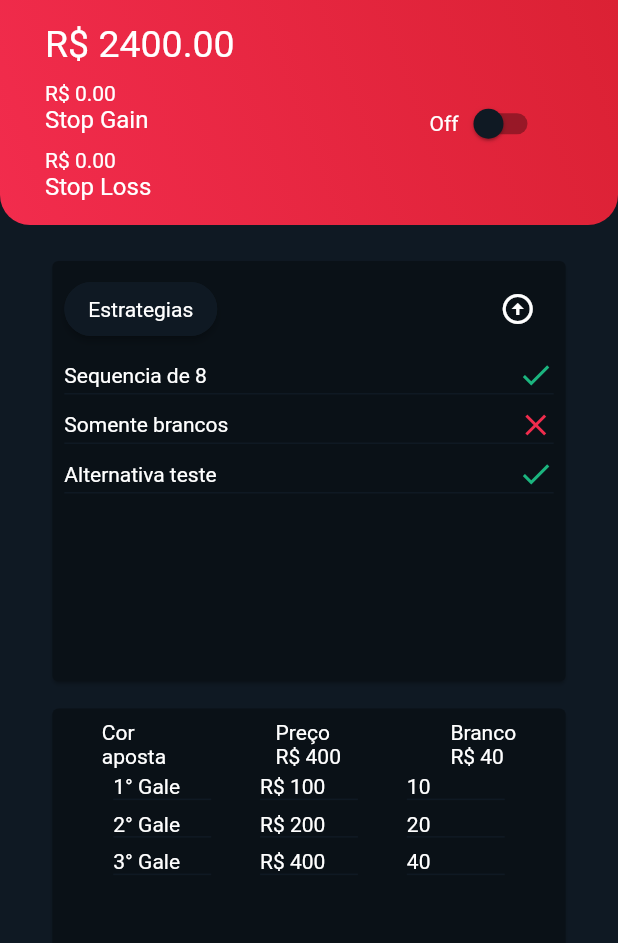
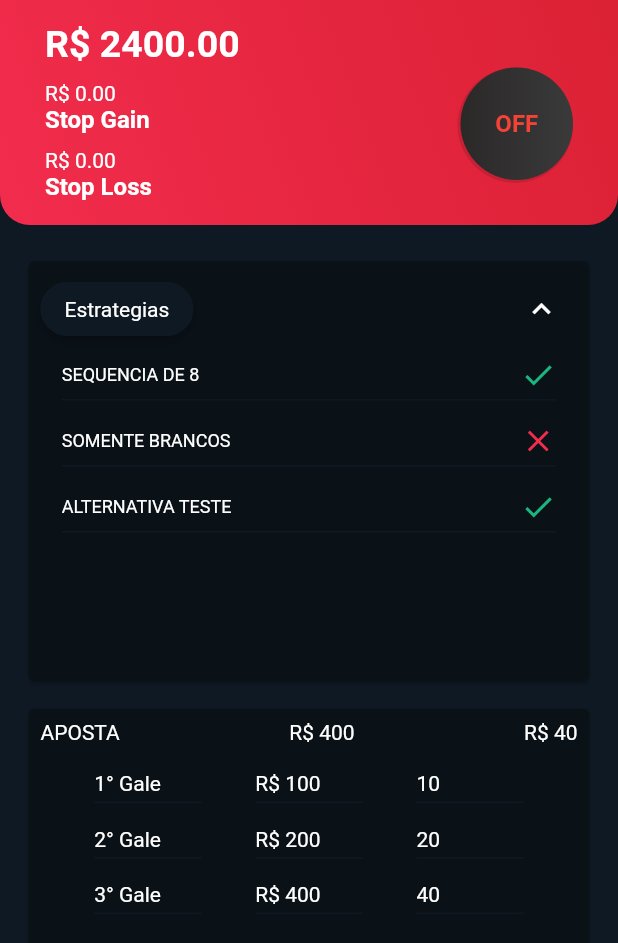
Before and after one commit to infixs/iabets-app, a Flutter app: the BlazePage screen opened directly, on a phone screen of 412 x 824 dp. Shown: the top 943 px of the screen. Run offline on Flutter 3.47's test engine with Material 2 defaults, Android fonts, the light colour scheme and no system bars; our stand-ins replace bloc, cloud_firestore, cloud_functions, dio, equatable, file_picker and 12 more; missing offline and left inert: cloud_firestore_platform_interface; accounts and stored records are empty; project files that could hold a hidden picture were left out.

Commit message:
update blaze page

```diff
--- a/lib/main.dart
+++ b/lib/main.dart
@@ -14,15 +14,12 @@ import 'injection_container.dart' as di;
 
 void main() async {
   WidgetsFlutterBinding.ensureInitialized();
-  await Firebase.initializeApp(
-    options: DefaultFirebaseOptions.currentPlatform
-  );
+  await Firebase.initializeApp(options: DefaultFirebaseOptions.currentPlatform);
   await di.init();
   SystemChrome.setSystemUIOverlayStyle(SystemUiOverlayStyle(
       statusBarColor: kPrimaryColor,
       statusBarBrightness: Brightness.light,
-      statusBarIconBrightness: Brightness.light)
-  );
+      statusBarIconBrightness: Brightness.light));
   runApp(MyApp());
 }
 
@@ -48,6 +45,7 @@ class MyApp extends StatelessWidget {
         title: 'IA BET',
         debugShowCheckedModeBanner: false,
         theme: ThemeData(
+          brightness: Brightness.dark,
           primarySwatch: const MaterialColor(0xFF263C43, {
             50: kPrimaryColor,
             100: kPrimaryColor,
--- a/lib/presentation/pages/blaze/blaze_page.dart
+++ b/lib/presentation/pages/blaze/blaze_page.dart
@@ -1,5 +1,6 @@
 import 'package:flutter/material.dart';
 
+import 'components/button-activity.dart';
 import 'components/custom_app_bar/custom_app_bar.dart';
 import 'settings_blaze_page.dart';
 import 'settings_controller.dart';
@@ -21,7 +22,7 @@ class _BlazePageState extends State<BlazePage> {
 
   final SettingsController settingsController = SettingsController();
 
-  void switchChange(bool value) => isOnBalze.value = !isOnBalze.value;
+  void switchChange(bool value) => isOnBalze.value = value;
 
   @override
   void dispose() {
@@ -58,57 +59,106 @@ class _BlazePageState extends State<BlazePage> {
                       padding: const EdgeInsets.only(bottom: 10),
                       child: Text(
                         'R\$ ${widget.totalMoney.toStringAsFixed(2)}',
-                        style:
-                            const TextStyle(color: Colors.white, fontSize: 25),
+                        style: const TextStyle(
+                          color: Colors.white,
+                          fontSize: 25,
+                          fontWeight: FontWeight.bold,
+                        ),
                       ),
                     ),
                     Text(
                       'R\$ ${settingsController.stopGain.value.toStringAsFixed(2)}',
-                      style: const TextStyle(color: Colors.white),
+                      style: const TextStyle(
+                        color: Colors.white,
+                        fontSize: 14,
+                        // fontWeight: FontWeight.bold,
+                      ),
                     ),
                     const Padding(
                       padding: EdgeInsets.only(bottom: 10),
                       child: Text(
                         'Stop Gain',
-                        style: TextStyle(color: Colors.white, fontSize: 16),
+                        style: TextStyle(
+                          color: Colors.white,
+                          fontSize: 16,
+                          fontWeight: FontWeight.w600,
+                        ),
                       ),
                     ),
                     Text(
                       'R\$ ${settingsController.stopLoss.value.toStringAsFixed(2)}',
-                      style: const TextStyle(color: Colors.white),
+                      style: const TextStyle(
+                        color: Colors.white,
+                        fontSize: 14,
+                        //fontWeight: FontWeight.bold,
+                      ),
                     ),
                     const Text(
                       'Stop Loss',
-                      style: TextStyle(color: Colors.white, fontSize: 16),
+                      style: TextStyle(
+                          color: Colors.white,
+                          fontSize: 16,
+                          fontWeight: FontWeight.w600),
                     ),
                   ],
                 ),
                 ValueListenableBuilder(
                   valueListenable: isOnBalze,
-                  builder: (BuildContext context, value, Widget? child) => Row(
-                    children: [
-                      Text(
-                        'Off',
+                  builder: (BuildContext context, value, Widget? child) =>
+                      ButtonActivity(
+                    activeColors: const [
+                      Color.fromARGB(255, 58, 58, 58),
+                      Color.fromARGB(255, 43, 40, 40),
+                    ],
+                    inactiveColors: const [
+                      Color.fromARGB(255, 43, 40, 40),
+                      Color.fromARGB(255, 58, 58, 58),
+                    ],
+                    onPressed: (value) {
+                      showDialog<void>(
+                        context: context,
+                        builder: (BuildContext context) => AlertDialog(
+                          content: Text(
+                              'Deseja ${value ? 'ativar' : 'desativar'} as apostas automaticas.'),
+                          actions: [
+                            TextButton(
+                              onPressed: () {
+                                switchChange(value);
+                                Navigator.pop(context);
+                              },
+                              child: Text(
+                                '${value ? 'Ativar' : 'Desativar'}',
+                                style: TextStyle(color: Colors.white),
+                              ),
+                            ),
+                            TextButton(
+                              onPressed: () => Navigator.pop(context),
+                              child: Text(
+                                'Cancelar',
+                                style: TextStyle(color: Colors.white),
+                              ),
+                            )
+                          ],
+                        ),
+                      );
+                    },
+                    activityChild: Text(
+                      'ON',
                       style: TextStyle(
-                            color: isOnBalze.value
-                                ? Colors.transparent
-                                : Colors.white),
+                        color: Color(0xff1bb57f),
+                        fontSize: 16,
+                        fontWeight: FontWeight.bold,
                       ),
-                      Switch(
-                        value: isOnBalze.value,
-                        onChanged: switchChange,
-                        inactiveThumbColor: const Color(0xff0f1923),
-                        activeColor: const Color(0xff1bb57f),
-                        activeTrackColor: const Color(0xff0f1923),
                     ),
-                      Text(
-                        'On',
+                    enabled: isOnBalze.value,
+                    inactivityChild: Text(
+                      'OFF',
                       style: TextStyle(
-                            color: isOnBalze.value
-                                ? Colors.white
-                                : Colors.transparent),
+                        color: Colors.red,
+                        fontSize: 16,
+                        fontWeight: FontWeight.bold,
                       ),
-                    ],
+                    ),
                   ),
                 )
               ],
@@ -125,7 +175,7 @@ class _BlazePageState extends State<BlazePage> {
             children: [
               SizedBox(
                 height: size.height * 0.35,
-                width: size.width * 0.85,
+                width: size.width * 0.95,
                 child: Card(
                   color: const Color(0xff0a1117),
                   child: Column(
@@ -151,9 +201,10 @@ class _BlazePageState extends State<BlazePage> {
                               ),
                             ),
                             IconButton(
+                              splashRadius: 15,
                               onPressed: () {},
                               icon: const Icon(
-                                Icons.arrow_circle_up,
+                                Icons.keyboard_arrow_up,
                                 color: Colors.white,
                               ),
                             )
@@ -166,19 +217,25 @@ class _BlazePageState extends State<BlazePage> {
                         itemBuilder: (BuildContext context, int index) =>
                             Padding(
                           padding: const EdgeInsets.only(
-                              left: 8, right: 8, bottom: 8),
+                              left: 8, right: 8, bottom: 15),
                           child: Column(
                             children: [
-                              Row(
+                              SizedBox(
+                                width: size.width * 0.8,
+                                child: Row(
                                   mainAxisAlignment:
                                       MainAxisAlignment.spaceBetween,
                                   children: [
                                     Text(
                                       settingsController.strategies[index]
-                                        ['name'],
-                                    style: const TextStyle(color: Colors.white),
+                                              ['name']
+                                          .toString()
+                                          .toUpperCase(),
+                                      style: const TextStyle(
+                                          color: Colors.white, fontSize: 12),
                                     ),
-                                  settingsController.strategies[index]['value']
+                                    settingsController.strategies[index]
+                                            ['value']
                                         ? const Icon(
                                             Icons.done,
                                             color: Color(0xff1bb57f),
@@ -189,10 +246,14 @@ class _BlazePageState extends State<BlazePage> {
                                           )
                                   ],
                                 ),
-                              Container(
+                              ),
+                              Padding(
+                                padding: const EdgeInsets.only(top: 4.0),
+                                child: Container(
                                   height: 1,
                                   width: size.width * 0.8,
                                   color: const Color(0xff0f1923),
+                                ),
                               )
                             ],
                           ),
@@ -206,54 +267,32 @@ class _BlazePageState extends State<BlazePage> {
                 padding: const EdgeInsets.only(top: 10),
                 child: SizedBox(
                   height: size.height * 0.3,
-                  width: size.width * 0.85,
+                  width: size.width * 0.95,
                   child: Card(
                     color: const Color(0xff0a1117),
                     child: Padding(
                       padding: const EdgeInsets.all(8.0),
                       child: Column(
                         children: [
-                          Row(
+                          Padding(
+                            padding: const EdgeInsets.only(bottom: 10),
+                            child: Row(
                               mainAxisAlignment: MainAxisAlignment.spaceBetween,
                               children: [
-                              Padding(
-                                padding: const EdgeInsets.only(left: 25),
-                                child: Column(
-                                  crossAxisAlignment: CrossAxisAlignment.start,
-                                  children: const [
-                                    Text('Cor',
-                                        style: TextStyle(color: Colors.white)),
-                                    Text('aposta',
-                                        style: TextStyle(color: Colors.white)),
-                                  ],
-                                ),
-                              ),
-                              Column(
-                                crossAxisAlignment: CrossAxisAlignment.start,
-                                children: [
-                                  const Text('Preço',
+                                Text('APOSTA',
                                     style: TextStyle(color: Colors.white)),
                                 Text(
                                   'R\$ ${settingsController.firstBet['price']}',
-                                      style:
-                                          const TextStyle(color: Colors.white)),
+                                  style: TextStyle(
+                                    color: Colors.white,
+                                  ),
+                                ),
+                                Text(
+                                  'R\$ ${settingsController.firstBet['white']}',
+                                  style: const TextStyle(color: Colors.white),
+                                )
                               ],
                             ),
-                              Padding(
-                                padding: const EdgeInsets.only(right: 25),
-                                child: Column(
-                                  crossAxisAlignment: CrossAxisAlignment.start,
-                                  children: [
-                                    const Text('Branco',
-                                        style: TextStyle(color: Colors.white)),
-                                    Text(
-                                        'R\$ ${settingsController.firstBet['white']}',
-                                        style: const TextStyle(
-                                            color: Colors.white)),
-                                  ],
-                                ),
-                              ),
-                            ],
                           ),
                           Row(
                             crossAxisAlignment: CrossAxisAlignment.start,
@@ -268,7 +307,7 @@ class _BlazePageState extends State<BlazePage> {
                                       (BuildContext context, int index) =>
                                           Padding(
                                     padding: const EdgeInsets.only(
-                                        top: 4, bottom: 4),
+                                        top: 8, bottom: 8),
                                     child: Column(
                                       crossAxisAlignment:
                                           CrossAxisAlignment.start,
@@ -278,10 +317,14 @@ class _BlazePageState extends State<BlazePage> {
                                           style: const TextStyle(
                                               color: Colors.white),
                                         ),
-                                        Container(
+                                        Padding(
+                                          padding:
+                                              const EdgeInsets.only(top: 4),
+                                          child: Container(
                                             height: 1,
                                             width: size.width * 0.8,
                                             color: const Color(0xff0f1923),
+                                          ),
                                         )
                                       ],
                                     ),
@@ -298,7 +341,7 @@ class _BlazePageState extends State<BlazePage> {
                                       (BuildContext context, int index) =>
                                           Padding(
                                     padding: const EdgeInsets.only(
-                                        top: 4, bottom: 4),
+                                        top: 8, bottom: 8),
                                     child: Column(
                                       crossAxisAlignment:
                                           CrossAxisAlignment.start,
@@ -308,10 +351,14 @@ class _BlazePageState extends State<BlazePage> {
                                           style: const TextStyle(
                                               color: Colors.white),
                                         ),
-                                        Container(
+                                        Padding(
+                                          padding:
+                                              const EdgeInsets.only(top: 4),
+                                          child: Container(
                                             height: 1,
                                             width: size.width * 0.8,
                                             color: const Color(0xff0f1923),
+                                          ),
                                         )
                                       ],
                                     ),
@@ -328,7 +375,7 @@ class _BlazePageState extends State<BlazePage> {
                                       (BuildContext context, int index) =>
                                           Padding(
                                     padding: const EdgeInsets.only(
-                                        top: 4, bottom: 4),
+                                        top: 8, bottom: 8),
                                     child: Column(
                                       crossAxisAlignment:
                                           CrossAxisAlignment.start,
@@ -338,10 +385,14 @@ class _BlazePageState extends State<BlazePage> {
                                           style: const TextStyle(
                                               color: Colors.white),
                                         ),
-                                        Container(
+                                        Padding(
+                                          padding:
+                                              const EdgeInsets.only(top: 4),
+                                          child: Container(
                                             height: 1,
                                             width: size.width * 0.8,
                                             color: const Color(0xff0f1923),
+                                          ),
                                         )
                                       ],
                                     ),
--- /dev/null
+++ b/lib/presentation/pages/blaze/components/button-activity.dart
@@ -0,0 +1,51 @@
+import 'package:flutter/material.dart';
+
+class ButtonActivity extends StatelessWidget {
+  final bool enabled;
+  final List<Color> activeColors;
+  final List<Color> inactiveColors;
+  final Widget activityChild;
+  final Widget inactivityChild;
+  final void Function(bool)? onPressed;
+
+  const ButtonActivity({
+    Key? key,
+    required this.activityChild,
+    required this.inactivityChild,
+    required this.enabled,
+    required this.activeColors,
+    required this.inactiveColors,
+    this.onPressed,
+  }) : super(key: key);
+
+  @override
+  Widget build(BuildContext context) {
+    return Container(
+      decoration: BoxDecoration(
+          borderRadius: BorderRadius.circular(200),
+          gradient: LinearGradient(
+            colors: enabled ? activeColors : inactiveColors,
+          ),
+          boxShadow: const [
+            BoxShadow(
+                color: Colors.black12, offset: Offset(-1, 1), spreadRadius: 1)
+          ]),
+      child: ElevatedButton(
+        onPressed: () {
+          if (onPressed != null) onPressed!(!enabled);
+        },
+        style: ElevatedButton.styleFrom(
+          elevation: 1,
+          minimumSize: const Size(75, 75),
+          padding: const EdgeInsets.all(0),
+          primary: Colors.transparent,
+          shadowColor: Colors.transparent,
+          shape: RoundedRectangleBorder(
+            borderRadius: BorderRadius.circular(100),
+          ),
+        ),
+        child: enabled ? activityChild : inactivityChild,
+      ),
+    );
+  }
+}
--- a/lib/presentation/pages/blaze/settings_blaze_page.dart
+++ b/lib/presentation/pages/blaze/settings_blaze_page.dart
@@ -55,7 +55,7 @@ class _SettingsPageState extends State<SettingsPage> {
                   labelText: 'Stop Gain',
                   border: OutlineInputBorder(
                     borderRadius: BorderRadius.all(
-                      Radius.circular(20),
+                      Radius.circular(2),
                     ),
                   ),
                 ),
@@ -68,7 +68,7 @@ class _SettingsPageState extends State<SettingsPage> {
                     labelText: 'Stop loss',
                     border: OutlineInputBorder(
                       borderRadius: BorderRadius.all(
-                        Radius.circular(20),
+                        Radius.circular(2),
                       ),
                     ),
                   ),
@@ -132,7 +132,7 @@ class _SettingsPageState extends State<SettingsPage> {
                           labelText: 'Valor',
                           border: OutlineInputBorder(
                             borderRadius: BorderRadius.all(
-                              Radius.circular(20),
+                              Radius.circular(2),
                             ),
                           ),
                         ),
@@ -147,7 +147,7 @@ class _SettingsPageState extends State<SettingsPage> {
                           labelText: 'Branco',
                           border: OutlineInputBorder(
                             borderRadius: BorderRadius.all(
-                              Radius.circular(20),
+                              Radius.circular(2),
                             ),
                           ),
                         ),
```
Lines whose indentation alone changed are shown as unchanged.
